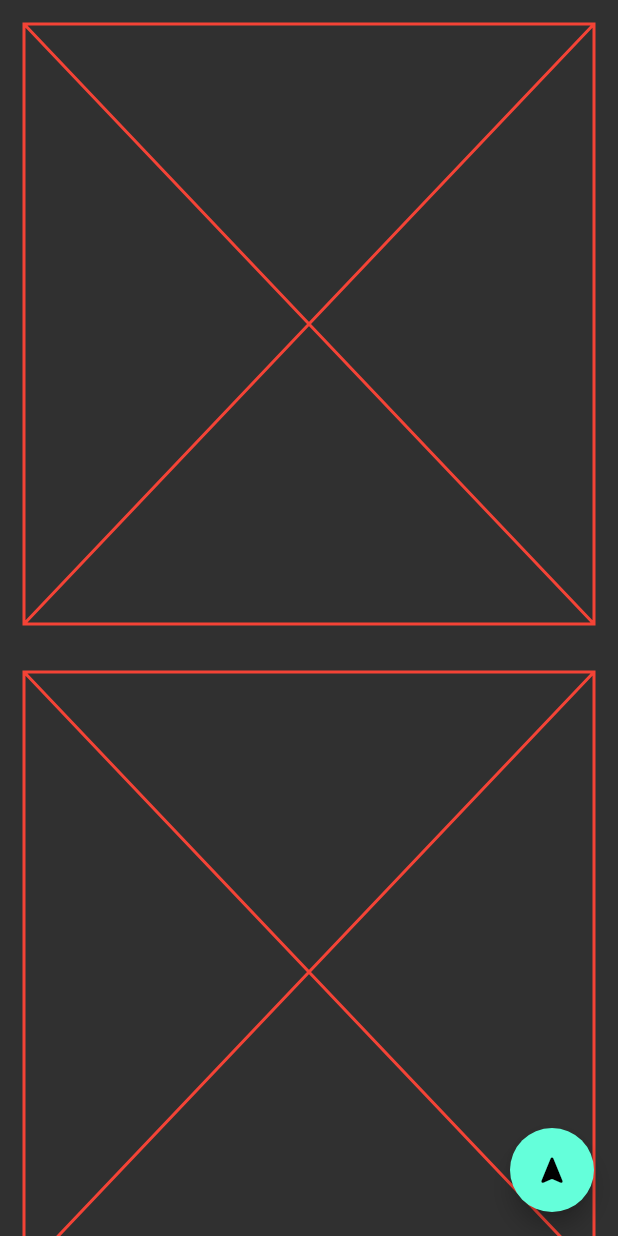
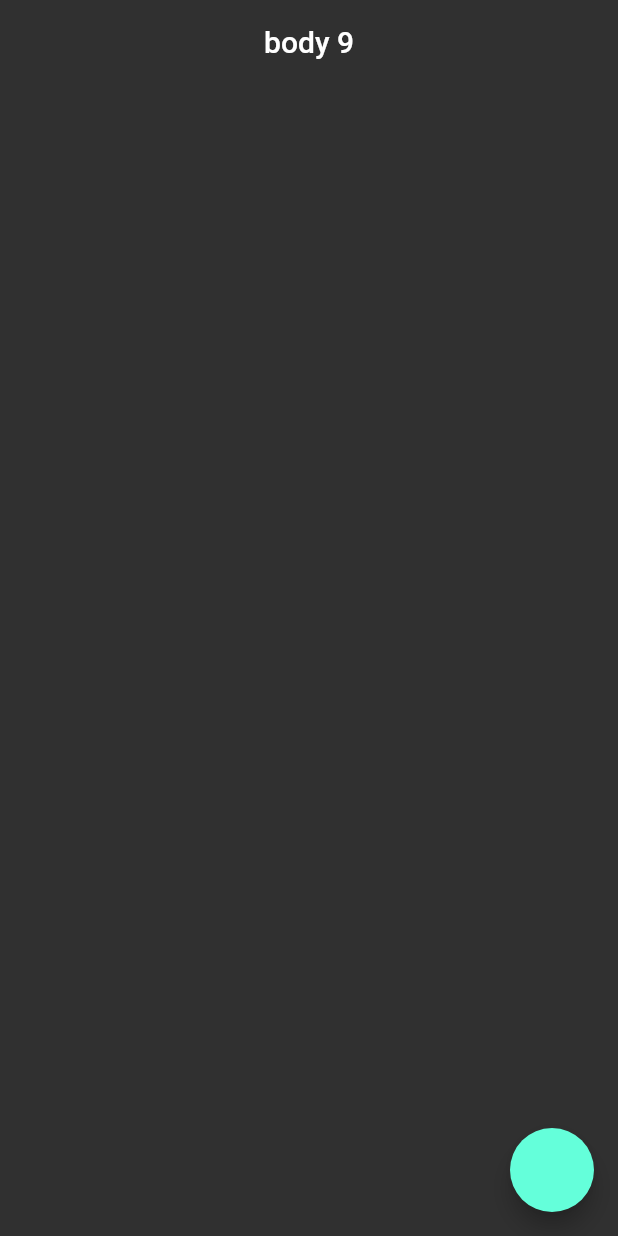
Before and after one commit to ahmethakanyldrm/flutter_learn, a Flutter app: the screen it shows after launch, on a phone screen of 412 x 824 dp. Run offline on Flutter 3.47's test engine with Material 2 defaults, Android fonts, the phone set to English and light mode, and no system bars.

Commit message:
Tabbar - nullable - Model oluşturma.

```diff
--- /dev/null
+++ b/lib/202/model_learn.dart
@@ -0,0 +1,161 @@
+import 'package:flutter/material.dart';
+
+class PostModel {
+  int? userId;
+  int? id;
+  String? title;
+  String? body;
+
+// Now, initialize
+//
+}
+
+class PostModel2 {
+  int userId;
+  int id;
+  String title;
+  String body;
+
+  PostModel2(this.userId, this.id, this.title, this.body);
+
+// Now, initialize
+//
+}
+
+class PostModel3 {
+  final int userId;
+  final int id;
+  final String title;
+  final String body;
+
+  PostModel3(this.userId, this.id, this.title, this.body);
+
+// Now, initialize
+//
+}
+
+// lokalde çalışılıyorsa
+class PostModel4 {
+  final int userId;
+  final int id;
+  final String title;
+  final String body;
+
+  PostModel4(
+      {required this.userId,
+      required this.id,
+      required this.title,
+      required this.body});
+
+// Now, initialize
+//
+}
+
+// lokalde çalışılıyorsa
+class PostModel5 {
+  final int _userId;
+
+  int get userId => _userId;
+  final int _id;
+  final String _title;
+  final String _body;
+
+  PostModel5({
+    required int userId,
+    required int id,
+    required String title,
+    required String body,
+  })  : _userId = userId,
+        _id = id,
+        _title = title,
+        _body = body;
+
+  int get id => _id;
+
+  String get title => _title;
+
+  String get body => _body;
+
+/*
+  {
+    _id = id;
+    _userId = userId;
+    _title = title;
+    _body = body;
+  }
+
+   */
+// Now, initialize
+//
+}
+
+class PostModel6 {
+  late final int _userId;
+  late final int _id;
+  late final String _title;
+  late final String _body;
+
+  PostModel6({
+    required int userId,
+    required int id,
+    required String title,
+    required String body,
+  }) {
+    _id = id;
+    _userId = userId;
+    _body = body;
+    _title = title;
+  }
+}
+
+class PostModel7 {
+  late final int _userId;
+  late final int _id;
+  late final String _title;
+  late final String _body;
+
+  PostModel7({
+     int userId = 0,
+     int id = 0,
+     String title = "",
+     String body = "",
+  }) {
+    _id = id;
+    _userId = userId;
+    _body = body;
+    _title = title;
+  }
+}
+
+// Servisten data çekiliyorsa en mantıklı olan bu
+class PostModel8 {
+   final int? userId;
+   final int? id;
+   final String? title;
+    String? body;
+
+
+  PostModel8({this.userId, this.id, this.title, this.body});
+  PostModel8 copyWith({
+     int? userId,
+     int? id,
+    String? title,
+    String? body
+
+}) {
+    return PostModel8(
+      userId: userId ?? this.userId,
+      id: id ?? this.id,
+      title:  title ?? this.title,
+      body: body ?? this.body,
+    );
+  }
+
+  void updateBody(String? data) {
+    if (data != null && data.isNotEmpty) {
+      body = data;
+    }
+  }
+
+
+}
--- /dev/null
+++ b/lib/202/model_learn_view.dart
@@ -0,0 +1,56 @@
+import 'package:flutter/material.dart';
+import 'package:flutter_learn/202/model_learn.dart';
+
+class ModelLearn extends StatefulWidget {
+  const ModelLearn({super.key});
+
+  @override
+  State<ModelLearn> createState() => _ModelLearnState();
+}
+
+class _ModelLearnState extends State<ModelLearn> {
+  PostModel8 user9 = PostModel8(body: "body 9");
+
+  @override
+  void initState() {
+    // TODO: implement initState
+    super.initState();
+    final user1 = PostModel();
+    user1.body = "Hello";
+
+    final user2 = PostModel2(1, 2, "a", "b");
+    user2.body = "hello 2";
+
+    final user3 = PostModel3(1, 2, "a", "b");
+    // user3.body = ""; final olduğu için değer değişemez
+
+    final user4 = PostModel4(userId: 1, id: 2, title: "a", body: "b");
+    // user4.body = "asa";
+
+    final user5 = PostModel5(userId: 1, id: 2, title: "title", body: "body");
+    // user5. private propslar sayesinde değer değişimi engellenir
+    //  user5.body = ""; getter setter yazılır
+
+    final user6 = PostModel6(userId: 1, id: 2, title: "title", body: "body");
+
+    // -----------------------
+    final user8 = PostModel8();
+  }
+
+  @override
+  Widget build(BuildContext context) {
+    return Scaffold(
+      appBar: AppBar(
+        title: Text(user9.body ?? "Not has any data"),
+      ),
+      floatingActionButton: FloatingActionButton(
+        onPressed: (){
+          setState(() {
+            user9 = user9.copyWith(title: "vb");
+            user9.updateBody("data");
+          });
+        },
+      ),
+    );
+  }
+}
--- a/lib/main.dart
+++ b/lib/main.dart
@@ -3,6 +3,8 @@ import 'package:flutter_learn/101/color_learn.dart';
 import 'package:flutter_learn/101/navigation_learn.dart';
 import 'package:flutter_learn/101/page_view_learn.dart';
 import 'package:flutter_learn/101/text_learn.dart';
+import 'package:flutter_learn/202/model_learn_view.dart';
+import 'package:flutter_learn/202/tab_learn.dart';
 import 'package:flutter_learn/demos/color_demos_view.dart';
 import 'package:flutter_learn/demos/color_life_cycle.dart';
 
@@ -29,6 +31,11 @@ class MyApp extends StatelessWidget {
       title: 'Veli Dayı',
 
       theme: ThemeData.dark().copyWith(
+        tabBarTheme: TabBarTheme(
+          labelColor: Colors.white,
+          unselectedLabelColor: Colors.red,
+          indicatorSize: TabBarIndicatorSize.label,
+        ),
         errorColor: ColorItems.sulu,
         appBarTheme: AppBarTheme(
           backgroundColor: Colors.transparent,
@@ -57,7 +64,7 @@ class MyApp extends StatelessWidget {
       // colorScheme: ColorScheme.fromSeed(seedColor: Colors.deepOrangeAccent),
       // useMaterial3: true,
       // ),
-      home: NavigationLearn(),
+      home: ModelLearn(),
     );
   }
 }
```
Also changed, not shown: lib/202/tab_learn.dart (added, +99 -0 lines).
